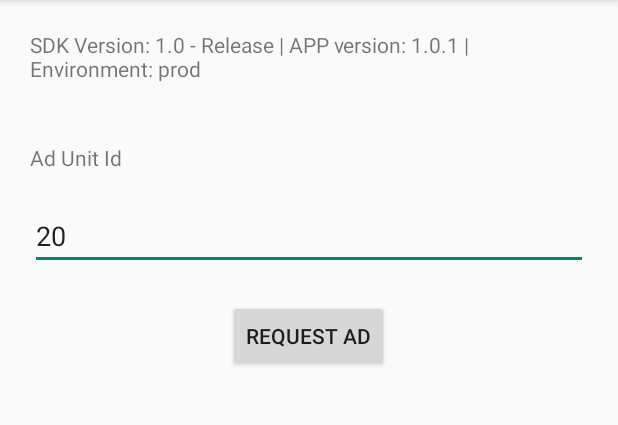
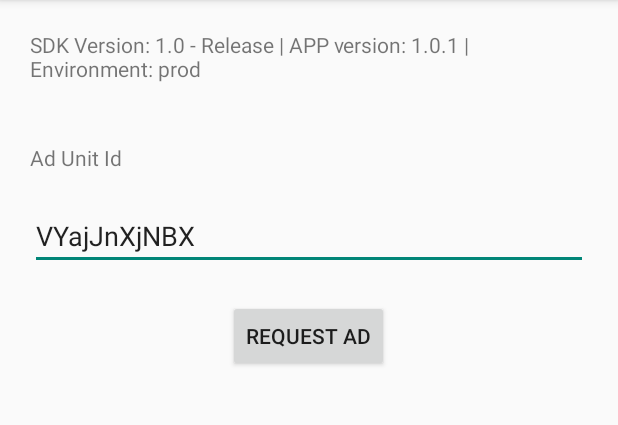
Before and after one commit to moinstall/sample-android-portum-sdk, an Android app: the screen it shows after launch (MainActivity), after a tap on "REQUEST AD", on a phone screen of 412 x 824 dp, the part 84-509 px from its top. Run offline under Robolectric (Android 15) with nearby library versions, the phone set to English and light mode, and no system bars; our stand-ins replace AdMob; libraries missing offline, so code that uses them is left out: com.nostra13.universalimageloader; 3 statements that could not run were skipped.

```diff
--- a/sample/src/main/java/com/portum/android/sdk/sample/MainActivity.java
+++ b/sample/src/main/java/com/portum/android/sdk/sample/MainActivity.java
@@ -27,7 +27,7 @@ public class MainActivity extends AppCompatActivity {
                 BuildConfig.DEBUG ? "test" : "prod"));
 
         mAdUnitId = (EditText) findViewById(R.id.placement_id);
-        mAdUnitId.setText("20");
+        mAdUnitId.setText("VYajJnXjNBX");
 
         PortumFacade.prepare(this);
         PortumFacade.setListener(new TestListener(this));
--- a/sdk/src/main/AndroidManifest.xml
+++ b/sdk/src/main/AndroidManifest.xml
@@ -3,6 +3,7 @@
 
     <uses-permission android:name="android.permission.INTERNET" />
     <uses-permission android:name="android.permission.ACCESS_NETWORK_STATE" />
+    <uses-permission android:name="android.permission.READ_PHONE_STATE"/>
 
     <application>
         <activity android:name=".PortumAdActivity" />
--- a/sdk/src/main/java/com/portum/android/sdk/PortumFacade.java
+++ b/sdk/src/main/java/com/portum/android/sdk/PortumFacade.java
@@ -12,6 +12,7 @@ import android.view.View;
 import com.portum.android.sdk.internal.listener.DefaultListener;
 import com.portum.android.sdk.internal.listener.UIThreadListenerWrapper;
 import com.portum.android.sdk.internal.model.AdFormat;
+import com.portum.android.sdk.internal.model.AdResponseStatus;
 import com.portum.android.sdk.internal.model.UserInfo;
 import com.portum.android.sdk.internal.network.AdNetworkServiceProvider;
 import com.portum.android.sdk.internal.Logger;
@@ -209,26 +210,26 @@ public final class PortumFacade {
                         @Override
                         public void run() {
                             if (mState == State.Ready) {
-                                String bannerUrl = getAdUrl();
-                                String videoUrl = getAdVideoUrl();
+                                if (mAdResponse != null && mAdResponse.getStatus() == AdResponseStatus.SUCCESS) {
+                                    String bannerUrl = getAdUrl();
+                                    String videoUrl = getAdVideoUrl();
 
-                                if (!TextUtils.isEmpty(videoUrl) || !TextUtils.isEmpty(bannerUrl)) {
                                     Intent intent = new Intent(mContext, PortumAdActivity.class);
                                     intent.putExtra(PortumAdActivity.BANNER_URL, bannerUrl);
                                     intent.putExtra(PortumAdActivity.VIDEO_URL, videoUrl);
+                                    intent.putExtra(PortumAdActivity.CLICK_URL, mAdResponse.getClickUrl());
                                     intent.putStringArrayListExtra(PortumAdActivity.IMPRESSION_URLS,
                                             new ArrayList<>(mAdResponse.getImpressionUrls()));
                                     mContext.startActivity(intent);
-                                } else if (TextUtils.isEmpty(bannerUrl)) {
+                                } else {
                                     Logger.w("No ads to show");
 
-                                    String message = null;
-                                    if (mAdResponse.getStatus() != null) {
-                                        message = mAdResponse.getStatus().value();
+                                    if (mAdResponse != null) {
+                                        String msg = mAdResponse.getReason() + ": " + mAdResponse.getMessage();
+                                        mListener.onError(new Exception(msg));
+                                    } else {
+                                        mListener.onError(new Exception("No ads to show, look at previous error in log"));
                                     }
-
-                                    mListener.onError(new Exception("No ads to show, last server response '"
-                                            + message + "'"));
                                 }
                             } else {
                                 Logger.w("PortumFacade still not ready to use state=" + mState);
--- a/sdk/src/main/java/com/portum/android/sdk/internal/model/AdRequest.java
+++ b/sdk/src/main/java/com/portum/android/sdk/internal/model/AdRequest.java
@@ -108,13 +108,15 @@ public final class AdRequest {
                 mMCC = mcc;
                 mMNC = mnc;
             }
+
+            mHardwareId = tel.getDeviceId();
         } catch (Exception e) {
             Logger.w("Cannot retrieve carrier info");
         }
 
         mAppId = context.getPackageName();
 
-        mPlatformId = Settings.Secure.ANDROID_ID;
+        mPlatformId = Settings.Secure.getString(context.getContentResolver(), Settings.Secure.ANDROID_ID);
     }
 
     public AdRequest(AdRequest adRequest) {
--- a/sdk/src/main/java/com/portum/android/sdk/internal/model/AdResponse.java
+++ b/sdk/src/main/java/com/portum/android/sdk/internal/model/AdResponse.java
@@ -43,7 +43,17 @@ public final class AdResponse {
         return mImpressionUrls;
     }
 
+    public String getMessage() {
+        return mMessage;
+    }
+
+    public String getReason() {
+        return mReason;
+    }
+
     @Json(name = "status") AdResponseStatus mStatus;
+    @Json(name = "message") String mMessage;
+    @Json(name = "reason") String mReason;
     @Json(name = "ad_type") AdFormat mAdFormat;
     @Json(name = "video") Creative mVideoCreative;
     @Json(name = "banner") Creative mBannerCreative;
--- a/sdk/src/main/java/com/portum/android/sdk/internal/network/PortumAdServerAPI20.java
+++ b/sdk/src/main/java/com/portum/android/sdk/internal/network/PortumAdServerAPI20.java
@@ -49,7 +49,7 @@ public final class PortumAdServerAPI20 implements AdNetworkServiceProvider {
                     .addQueryParameter("w", String.valueOf(adRequest.getScreenWidth()))
                     .addQueryParameter("h", String.valueOf(adRequest.getScreenHeight()))
                     .addQueryParameter("android_ifa", adRequest.getGoogleAdId())
-                    .addQueryParameter("dnt", "1")
+                    .addQueryParameter("dnt", "0")
                     .addQueryParameter("android_id", adRequest.getPlatformId())
                     .addQueryParameter("dev_imei", adRequest.getmHardwareId())
                     .addQueryParameter("dev_mac", adRequest.getMAC())
```
